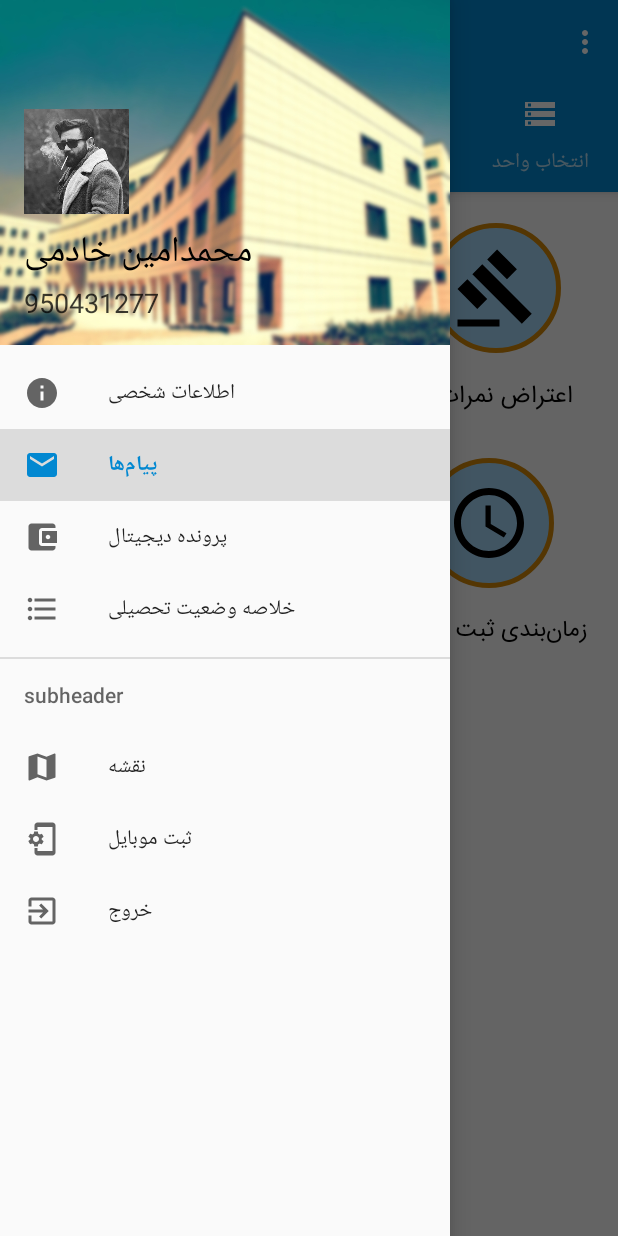
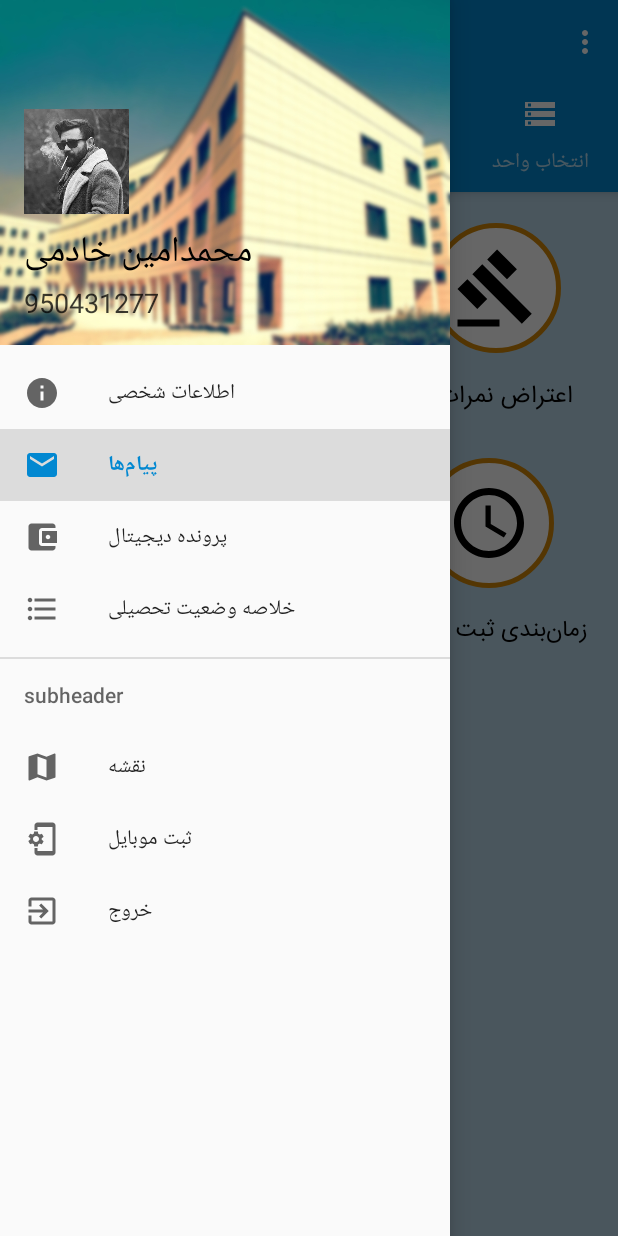
Before and after one commit to Amin397/Portal-daneshjoi, an Android app: the screen it shows after launch (MainActivity), in the side drawer, after a tap on "پیام‌ها", on a phone screen of 412 x 824 dp. Run offline under Robolectric (Android 15) with nearby library versions, the phone set to English and light mode, and no system bars; Roboto replaces fonts that are not available here; 1 statement that could not run was skipped.

Commit message:
taghire range activity ha

```diff
--- a/app/src/main/res/drawable/background_btns.xml
+++ b/app/src/main/res/drawable/background_btns.xml
@@ -2,7 +2,7 @@
 <shape xmlns:android="http://schemas.android.com/apk/res/android"
     android:shape="rectangle"
     >
-    <solid android:color="#A3D5F7"/>
+    <solid android:color="@color/white_color"/>
     <stroke android:width="3dp" android:color="@color/colorAccent"/>
     <corners android:radius="100dp"/>
 
--- a/app/src/main/res/layout/activity_barname_haftegi.xml
+++ b/app/src/main/res/layout/activity_barname_haftegi.xml
@@ -4,6 +4,7 @@
     xmlns:app="http://schemas.android.com/apk/res-auto"
     xmlns:tools="http://schemas.android.com/tools"
     android:layout_width="match_parent"
+    android:background="@color/background_activities"
     android:layout_height="match_parent"
     tools:context=".Activity.Omor_amozeshi_activities.BarnameHaftegi">
 
--- a/app/src/main/res/layout/activity_barname_kelasi.xml
+++ b/app/src/main/res/layout/activity_barname_kelasi.xml
@@ -5,6 +5,7 @@
     xmlns:tools="http://schemas.android.com/tools"
     android:layout_width="match_parent"
     android:layout_height="match_parent"
+    android:background="@color/background_activities"
     tools:context=".Activity.Omor_amozeshi_activities.BarnameKelasi">
 
     <android.support.v7.widget.Toolbar
--- a/app/src/main/res/layout/activity_eshteghal.xml
+++ b/app/src/main/res/layout/activity_eshteghal.xml
@@ -4,6 +4,7 @@
     xmlns:tools="http://schemas.android.com/tools"
     android:layout_width="match_parent"
     android:layout_height="match_parent"
+    android:background="@color/background_activities"
     tools:context=".Activity.Darkhast_daneshjoii_activities.Eshteghal">
 
     <android.support.v7.widget.Toolbar
--- a/app/src/main/res/layout/activity_eteraz_nomre.xml
+++ b/app/src/main/res/layout/activity_eteraz_nomre.xml
@@ -3,6 +3,7 @@
     xmlns:app="http://schemas.android.com/apk/res-auto"
     xmlns:tools="http://schemas.android.com/tools"
     android:layout_width="match_parent"
+    android:background="@color/background_activities"
     android:layout_height="match_parent"
     tools:context=".Activity.Omor_amozeshi_activities.EterazNomre">
 
--- a/app/src/main/res/layout/activity_formol_shahrie.xml
+++ b/app/src/main/res/layout/activity_formol_shahrie.xml
@@ -5,6 +5,7 @@
     xmlns:tools="http://schemas.android.com/tools"
     android:layout_width="match_parent"
     android:layout_height="match_parent"
+    android:background="@color/background_activities"
     tools:context=".Activity.Omor_mali_activities.Formol_shahrie">
 
     <android.support.v7.widget.Toolbar
--- a/app/src/main/res/layout/activity_ghaza.xml
+++ b/app/src/main/res/layout/activity_ghaza.xml
@@ -4,6 +4,7 @@
     xmlns:tools="http://schemas.android.com/tools"
     android:layout_width="match_parent"
     android:layout_height="match_parent"
+    android:background="@color/background_activities"
     tools:context=".Activity.Darkhast_daneshjoii_activities.Ghaza">
 
     <android.support.v7.widget.Toolbar
--- a/app/src/main/res/layout/activity_karname.xml
+++ b/app/src/main/res/layout/activity_karname.xml
@@ -4,6 +4,7 @@
     xmlns:tools="http://schemas.android.com/tools"
     android:layout_width="match_parent"
     android:layout_height="match_parent"
+    android:background="@color/background_activities"
     tools:context=".Activity.Omor_amozeshi_activities.Karname">
 
     <android.support.v7.widget.Toolbar
--- a/app/src/main/res/layout/activity_khabgah.xml
+++ b/app/src/main/res/layout/activity_khabgah.xml
@@ -4,6 +4,7 @@
     xmlns:tools="http://schemas.android.com/tools"
     android:layout_width="match_parent"
     android:layout_height="match_parent"
+    android:background="@color/background_activities"
     tools:context=".Activity.Darkhast_daneshjoii_activities.Khabgah">
 
     <android.support.v7.widget.Toolbar
--- a/app/src/main/res/layout/activity_list_doros.xml
+++ b/app/src/main/res/layout/activity_list_doros.xml
@@ -4,6 +4,7 @@
     xmlns:tools="http://schemas.android.com/tools"
     android:layout_width="match_parent"
     android:layout_height="match_parent"
+    android:background="@color/background_activities"
     tools:context=".Activity.Omor_amozeshi_activities.ListDoros">
 
     <android.support.v7.widget.Toolbar
--- a/app/src/main/res/layout/activity_main.xml
+++ b/app/src/main/res/layout/activity_main.xml
@@ -5,6 +5,7 @@
     xmlns:app="http://schemas.android.com/apk/res-auto"
     android:layout_width="match_parent"
     android:layout_height="match_parent"
+    android:background="@color/background_activities"
     android:id="@+id/drawer_layout_id"
     android:fitsSystemWindows="true"
     tools:openDrawer="start">
--- a/app/src/main/res/layout/activity_morakhasi.xml
+++ b/app/src/main/res/layout/activity_morakhasi.xml
@@ -4,6 +4,7 @@
     xmlns:tools="http://schemas.android.com/tools"
     android:layout_width="match_parent"
     android:layout_height="match_parent"
+    android:background="@color/background_activities"
     tools:context=".Activity.Darkhast_daneshjoii_activities.Morakhasi">
 
     <android.support.v7.widget.Toolbar
--- a/app/src/main/res/layout/activity_pardakht_namovafagh.xml
+++ b/app/src/main/res/layout/activity_pardakht_namovafagh.xml
@@ -5,6 +5,7 @@
     xmlns:tools="http://schemas.android.com/tools"
     android:layout_width="match_parent"
     android:layout_height="match_parent"
+    android:background="@color/background_activities"
     tools:context=".Activity.Omor_mali_activities.Pardakht_namovafagh">
 
     <android.support.v7.widget.Toolbar
--- a/app/src/main/res/layout/activity_parking.xml
+++ b/app/src/main/res/layout/activity_parking.xml
@@ -4,6 +4,7 @@
     xmlns:tools="http://schemas.android.com/tools"
     android:layout_width="match_parent"
     android:layout_height="match_parent"
+    android:background="@color/background_activities"
     tools:context=".Activity.Darkhast_daneshjoii_activities.Parking">
 
     <android.support.v7.widget.Toolbar
--- a/app/src/main/res/layout/activity_show_kart_emtehan.xml
+++ b/app/src/main/res/layout/activity_show_kart_emtehan.xml
@@ -4,6 +4,7 @@
     xmlns:tools="http://schemas.android.com/tools"
     android:layout_width="match_parent"
     android:layout_height="match_parent"
+    android:background="@color/background_activities"
     tools:context=".Activity.Omor_amozeshi_activities.ShowKartEmtehan">
 
     <android.support.v7.widget.Toolbar
--- a/app/src/main/res/layout/activity_vam.xml
+++ b/app/src/main/res/layout/activity_vam.xml
@@ -3,6 +3,7 @@
     xmlns:app="http://schemas.android.com/apk/res-auto"
     xmlns:tools="http://schemas.android.com/tools"
     android:layout_width="match_parent"
+    android:background="@color/background_activities"
     android:layout_height="match_parent"
     tools:context=".Activity.Darkhast_daneshjoii_activities.Vam">
 
--- a/app/src/main/res/layout/activity_zaman_bandi.xml
+++ b/app/src/main/res/layout/activity_zaman_bandi.xml
@@ -4,6 +4,7 @@
     xmlns:tools="http://schemas.android.com/tools"
     android:layout_width="match_parent"
     android:layout_height="match_parent"
+    android:background="@color/background_activities"
     tools:context=".Activity.Omor_amozeshi_activities.ZamanBandi">
 
     <android.support.v7.widget.Toolbar
```
